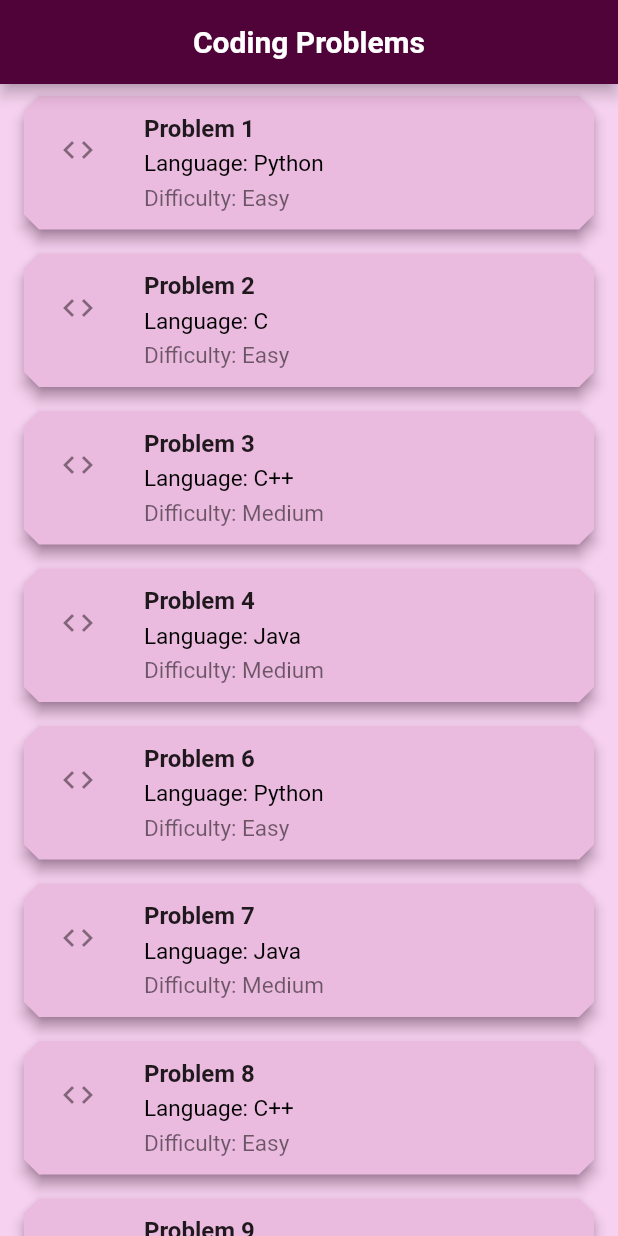
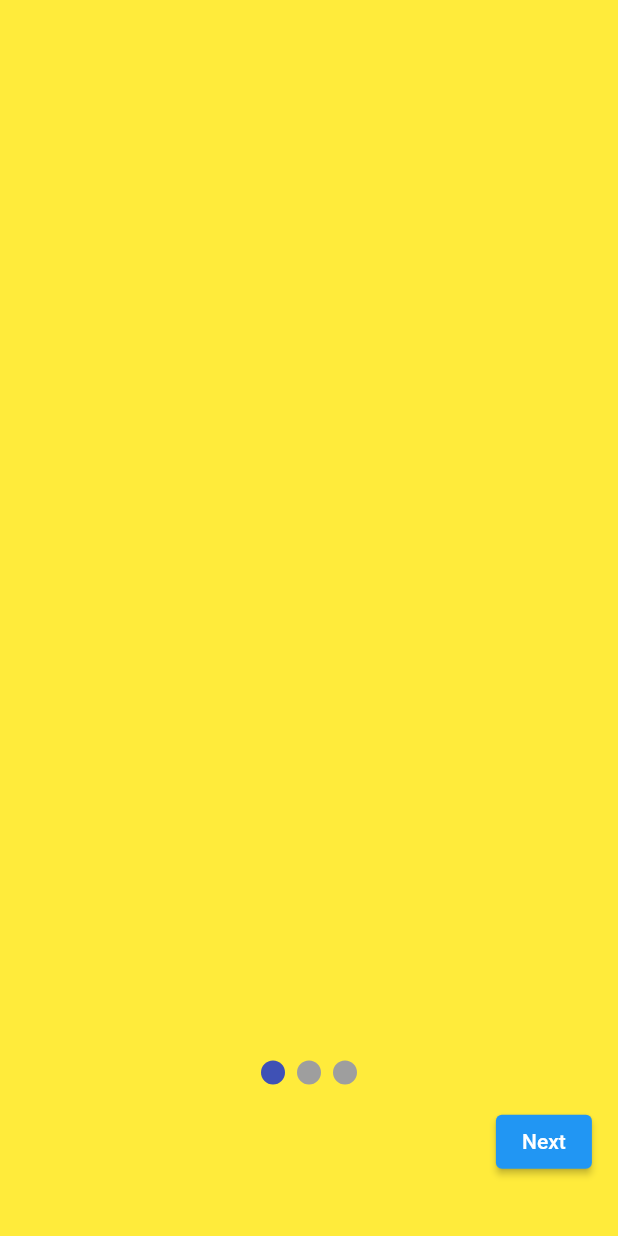
Before and after one commit to archanarackenchath/CodingApp, a Flutter app: the screen it shows after launch, on a phone screen of 412 x 824 dp. Run offline on Flutter 3.47's test engine with Material 2 defaults, Android fonts, the phone set to English and light mode, and no system bars; drawn by our look-alikes of smooth_page_indicator.

Commit message:
adding welcome screen

```diff
--- a/lib/main.dart
+++ b/lib/main.dart
@@ -1,4 +1,5 @@
 import 'package:coding_app/screens/home_screens.dart';
+import 'package:coding_app/screens/welcome_screen.dart';
 import 'package:flutter/material.dart';
 
 void main() {
@@ -14,6 +15,6 @@ class MyApp extends StatelessWidget {
     return MaterialApp(
         debugShowCheckedModeBanner: false,
         title: 'Coding Test App',
-        home: HomePage());
+        home: WelcomScreen());
   }
 }
--- a/lib/screens/home_screens.dart
+++ b/lib/screens/home_screens.dart
@@ -112,7 +112,7 @@ class HomePage extends StatelessWidget {
     ];
 
     return Scaffold(
-      backgroundColor: Color.fromARGB(255, 246, 210, 240),
+      backgroundColor: const Color.fromARGB(255, 246, 210, 240),
       appBar: AppBar(
         title: const Text(
           'Coding Problems',
@@ -121,7 +121,7 @@ class HomePage extends StatelessWidget {
             fontSize: 20.0,
           ),
         ),
-        backgroundColor: Color.fromARGB(255, 80, 3, 56),
+        backgroundColor: const Color.fromARGB(255, 80, 3, 56),
         elevation: 4.0,
         centerTitle: true,
       ),
@@ -135,7 +135,7 @@ class HomePage extends StatelessWidget {
 
   Widget _buildProblemTile(BuildContext context, Problem problem) {
     return Card(
-      shadowColor: Color.fromARGB(255, 80, 3, 56),
+      shadowColor: const Color.fromARGB(255, 80, 3, 56),
       shape: BeveledRectangleBorder(
         borderRadius: BorderRadius.circular(10),
       ),
--- a/lib/screens/problem_statement_screen.dart
+++ b/lib/screens/problem_statement_screen.dart
@@ -1,6 +1,5 @@
 import 'package:coding_app/screens/submission_screen.dart';
 import 'package:flutter/material.dart';
-
 import 'home_screens.dart';
 
 class ProblemStatementPage extends StatelessWidget {
@@ -12,7 +11,7 @@ class ProblemStatementPage extends StatelessWidget {
   @override
   Widget build(BuildContext context) {
     return Scaffold(
-      backgroundColor: Color.fromARGB(255, 246, 210, 240),
+      backgroundColor: const Color.fromARGB(255, 246, 210, 240),
       appBar: AppBar(
         title: const Text(
           'Problem Statement',
--- a/lib/screens/submission_screen.dart
+++ b/lib/screens/submission_screen.dart
@@ -2,10 +2,12 @@ import 'package:flutter/material.dart';
 import 'home_screens.dart';
 
 class SubmissionScreen extends StatelessWidget {
+  const SubmissionScreen({super.key});
+
   @override
   Widget build(BuildContext context) {
     return Scaffold(
-      backgroundColor: Color.fromARGB(255, 246, 210, 240),
+      backgroundColor: const Color.fromARGB(255, 246, 210, 240),
       appBar: AppBar(
         title: const Text(
           'Submission Status',
--- /dev/null
+++ b/lib/screens/welcome_screen.dart
@@ -0,0 +1,43 @@
+import 'package:flutter/material.dart';
+import 'package:smooth_page_indicator/smooth_page_indicator.dart';
+
+class WelcomScreen extends StatefulWidget {
+  const WelcomScreen({super.key});
+
+  @override
+  State<WelcomScreen> createState() => _WelcomScreenState();
+}
+
+class _WelcomScreenState extends State<WelcomScreen> {
+  PageController _controller = PageController();
+  @override
+  Widget build(BuildContext context) {
+    return Scaffold(
+      body: Stack(
+        children: [
+          PageView(
+            controller: PageController(),
+            children: [
+              Container(
+                color: Colors.yellow,
+              ),
+              Container(
+                color: Colors.blue,
+              ),
+              Container(
+                color: Colors.green,
+              ),
+            ],
+          ), //dot indicator
+          Container(
+              alignment: const Alignment(0, 0.75),
+              child: SmoothPageIndicator(controller: _controller, count: 3)),
+          Container(
+            alignment: Alignment(0.9, 0.9),
+            child: ElevatedButton(onPressed: () {}, child: Text('Next')),
+          )
+        ],
+      ),
+    );
+  }
+}
--- a/pubspec.yaml
+++ b/pubspec.yaml
@@ -35,6 +35,7 @@ dependencies:
   # The following adds the Cupertino Icons font to your application.
   # Use with the CupertinoIcons class for iOS style icons.
   cupertino_icons: ^1.0.2
+  smooth_page_indicator: ^1.1.0
 
 dev_dependencies:
   flutter_test:
@@ -59,8 +60,8 @@ flutter:
   uses-material-design: true
 
   # To add assets to your application, add an assets section, like this:
-  assets:
-    - images/
+  # assets:
+  #   - images/
 
   # An image asset can refer to one or more resolution-specific "variants", see
   # https://flutter.dev/assets-and-images/#resolution-aware
```
Also changed, not shown: pubspec.lock.
